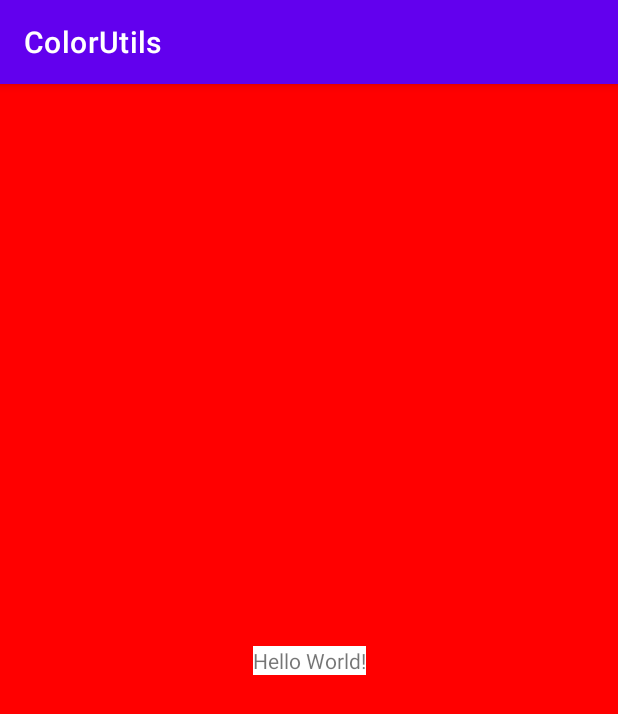
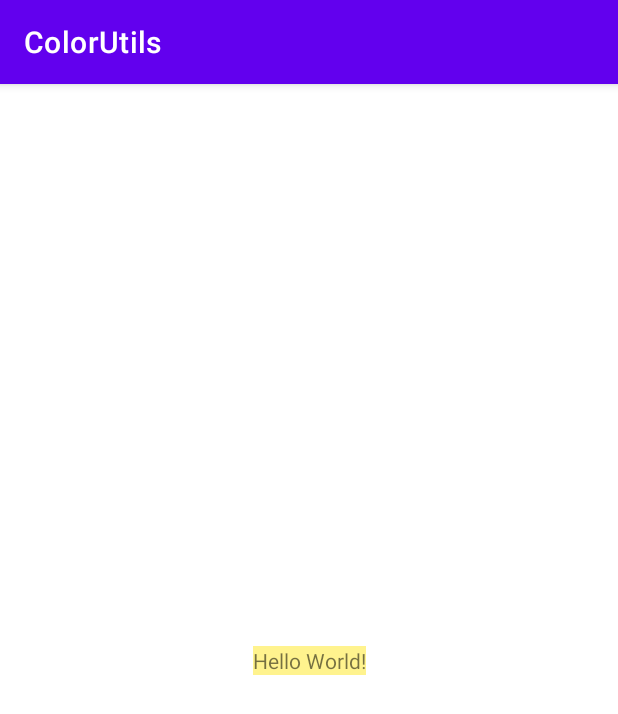
Before and after one commit to TreyWurm/ColorUtils, an Android app: the screen it shows after launch (MainActivity), on a phone screen of 412 x 824 dp. Shown: the top 714 px of the screen. Run offline under Robolectric (Android 15) with nearby library versions, the phone set to English and light mode, and no system bars.

Commit message:
WIP overlaying background with alpha limit and blending multiple overlays

```diff
--- a/app/src/main/java/com/appmea/colorutils/example/MainActivity.kt
+++ b/app/src/main/java/com/appmea/colorutils/example/MainActivity.kt
@@ -1,9 +1,11 @@
 package com.appmea.colorutils.example
 
+import android.graphics.Color
 import android.os.Build
 import android.os.Bundle
 import android.widget.TextView
 import androidx.appcompat.app.AppCompatActivity
+import androidx.core.graphics.ColorUtils
 import com.appmea.colorutils.MaterialColorUtils
 
 class MainActivity : AppCompatActivity() {
@@ -14,7 +16,7 @@ class MainActivity : AppCompatActivity() {
         findViewById<TextView>(R.id.tv_text).apply {
             setOnClickListener { }
             if (Build.VERSION.SDK_INT < Build.VERSION_CODES.LOLLIPOP) {
-                background = colorUtils.createRippleSurface()
+                background = colorUtils.createRippleSurface(this)
             }
         }
     }
--- a/app/src/main/res/layout/activity_main.xml
+++ b/app/src/main/res/layout/activity_main.xml
@@ -3,7 +3,6 @@
     xmlns:app="http://schemas.android.com/apk/res-auto"
     xmlns:tools="http://schemas.android.com/tools"
     android:layout_width="match_parent"
-    android:background="#f00"
     android:layout_height="match_parent"
     tools:context=".MainActivity"
     >
--- a/app/src/main/res/values/styles.xml
+++ b/app/src/main/res/values/styles.xml
@@ -5,8 +5,10 @@
         <item name="colorPrimary">@color/colorPrimary</item>
         <item name="colorPrimaryDark">@color/colorPrimaryDark</item>
         <item name="colorAccent">@color/colorAccent</item>
-        <item name="colorSurface">#fff</item>
-        <item name="colorRippleSurface">#1f000000</item>
+        <item name="colorSurface">#92FFEB3B</item>
+        <item name="android:windowBackground">@color/white</item>
+        <item name="android:colorBackground">@color/white</item>
+        <item name="colorRippleSurface">#000</item>
     </style>
 
 </resources>
--- a/library/build.gradle
+++ b/library/build.gradle
@@ -12,8 +12,8 @@ android {
     defaultConfig {
         minSdkVersion 16
         targetSdkVersion 30
-        versionCode 1
-        versionName "1.0"
+        versionCode 4
+        versionName "1.0.4"
 
         testInstrumentationRunner "androidx.test.runner.AndroidJUnitRunner"
         consumerProguardFiles "consumer-rules.pro"
--- a/library/src/main/res/values/colors.xml
+++ b/library/src/main/res/values/colors.xml
@@ -1,6 +1,6 @@
 <?xml version="1.0" encoding="utf-8"?>
 <resources>
-    <color name="white">#E0FFFFFF</color>
+    <color name="white">#ffFFFFFF</color>
     <color name="black">#ff000000</color>
     <color name="default_color_primary">@color/white</color>
     <color name="default_color_on_primary">@color/black</color>
```
Also changed, not shown: library/src/main/java/com/appmea/colorutils/MaterialColorUtils.kt (+90 -8 lines).
